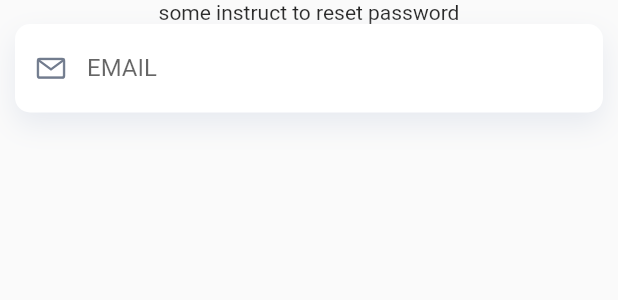
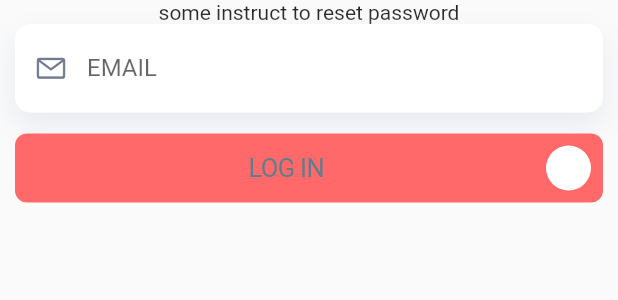
Before and after one commit to Justggodlike/flutter-project-backup, a Flutter app: the ForgotPasswordPage widget shown alone on an empty page, opened directly, on a phone screen of 412 x 824 dp. Shown: the top 300 px of the screen. Run offline on Flutter 3.47's test engine with Material 2 defaults, Android fonts, the phone set to English and light mode, and no system bars; our stand-ins replace flutter_svg, get_it; missing offline and left inert: flare_splash_screen.

Commit message:
added PrimaryButton

```diff
--- a/help_me/i18n/en-US.json
+++ b/help_me/i18n/en-US.json
@@ -4,5 +4,7 @@
     "email": "EMAIL",
     "username": "USERNAME",
     "password": "PASSWORD",
-    "usernameOrEmail": "USERNAME / EMAIL"
+    "usernameOrEmail": "USERNAME / EMAIL",
+    "logIn": "Log In",
+    "signIn": "Sign In"
 }
--- a/help_me/lib/ui/pages/authorization/authorization_page.dart
+++ b/help_me/lib/ui/pages/authorization/authorization_page.dart
@@ -14,7 +14,7 @@ class AuthorizationPage extends StatelessWidget {
     );
 
     return DefaultTabController(
-      length: 2,
+      length: 3,
       child: Scaffold(
         backgroundColor: Color.fromARGB(250, 250, 255, 255),
         appBar: AppBar(
--- a/help_me/lib/ui/pages/authorization/forgot_password_page.dart
+++ b/help_me/lib/ui/pages/authorization/forgot_password_page.dart
@@ -4,6 +4,7 @@ import 'package:help_me/ui/decorations/index.dart';
 import 'package:help_me/ui/pages/authorization/index.dart';
 import 'package:help_me/ui/widgets/authorization/auth_text_filed.dart';
 import 'package:help_me/ui/widgets/authorization/index.dart';
+import 'package:help_me/ui/widgets/button/index.dart';
 
 class ForgotPasswordPage extends StatelessWidget {
   @override
@@ -20,6 +21,11 @@ class ForgotPasswordPage extends StatelessWidget {
             assetIconPath: Assets.mailIcon,
           ),
         ),
+        SizedBox(height: 14.0),
+        PrimaryButtonWidget(
+          text: localization.logIn,
+          onPressedFunction: () {}, //TODO: add providers handler to it
+        ),
       ],
     );
   }
--- a/help_me/lib/ui/pages/authorization/log_in_page.dart
+++ b/help_me/lib/ui/pages/authorization/log_in_page.dart
@@ -3,6 +3,7 @@ import 'package:help_me/generated/i18n.dart';
 import 'package:help_me/ui/decorations/index.dart';
 import 'package:help_me/ui/pages/authorization/index.dart';
 import 'package:help_me/ui/widgets/authorization/index.dart';
+import 'package:help_me/ui/widgets/button/index.dart';
 
 class LogInPage extends StatefulWidget {
   @override
@@ -54,6 +55,11 @@ class _LogInPageState extends State<LogInPage> {
             ],
           ),
         ),
+        SizedBox(height: 14.0),
+        PrimaryButtonWidget(
+          text: localization.logIn,
+          onPressedFunction: () {}, //TODO: add providers handler to it
+        ),
       ],
     );
   }
--- /dev/null
+++ b/help_me/lib/ui/widgets/button/button_base_widget.dart
@@ -0,0 +1,51 @@
+import 'package:flutter/cupertino.dart';
+import 'package:flutter/material.dart';
+
+class ButtonBaseWidget extends StatelessWidget {
+  final Color buttonColor;
+  final Color textColor;
+  final String text;
+  final bool isDisabled;
+  final Function onPressed;
+
+  const ButtonBaseWidget({
+    @required this.buttonColor,
+    @required this.textColor,
+    @required this.text,
+    @required this.onPressed,
+    this.isDisabled = false,
+  });
+
+  @override
+  Widget build(BuildContext context) {
+    return Container(
+      child: CupertinoButton(
+        padding: EdgeInsets.all(8.0),
+        borderRadius: BorderRadius.circular(8.0),
+        color: buttonColor,
+        onPressed: isDisabled ? null : onPressed,
+        child: Row(
+          children: <Widget>[
+            Expanded(
+              child: Align(
+                alignment: Alignment.center,
+                child: Text(
+                  text.toUpperCase(), //TODO:add text color
+                ),
+              ),
+            ),
+            Container(
+              alignment: Alignment.center,
+              height: 30.0,
+              width: 30.0,
+              decoration: BoxDecoration(
+                shape: BoxShape.circle,
+                color: textColor,
+              ),
+            ),
+          ],
+        ),
+      ),
+    );
+  }
+}
--- /dev/null
+++ b/help_me/lib/ui/widgets/button/index.dart
@@ -0,0 +1,2 @@
+export 'button_base_widget.dart';
+export 'primary_button_widget.dart';
--- /dev/null
+++ b/help_me/lib/ui/widgets/button/primary_button_widget.dart
@@ -0,0 +1,16 @@
+import 'package:flutter/cupertino.dart';
+import 'package:help_me/ui/widgets/button/index.dart';
+
+class PrimaryButtonWidget extends ButtonBaseWidget {
+  PrimaryButtonWidget({
+    @required String text,
+    @required Function() onPressedFunction,
+    bool isDisabled = false,
+  }) : super(
+          text: text,
+          buttonColor: Color(0xFFFF6969),
+          textColor: Color(0xffffffff),
+          onPressed: onPressedFunction,
+          isDisabled: isDisabled,
+        );
+}
```
Also changed, not shown: help_me/lib/ui/pages/authorization/sign_up_page.dart (+10 -4 lines), help_me/lib/generated/i18n.dart.
